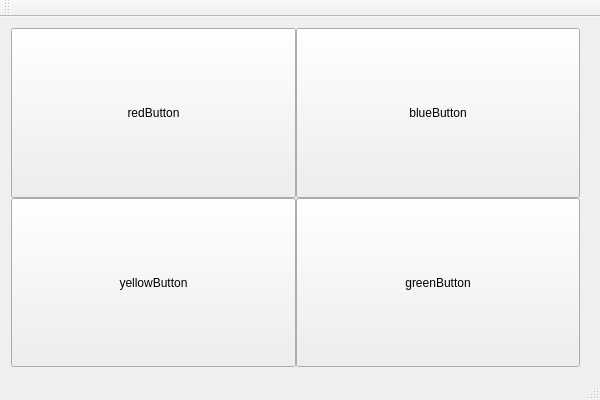
The window that FrontEnd/SimonSaysUi/SimonSaysUI/SimonSaysUI/SimonSaysUI.ui (RalucaSpt/memory-game) describes before a commit, drawn with Qt 5.
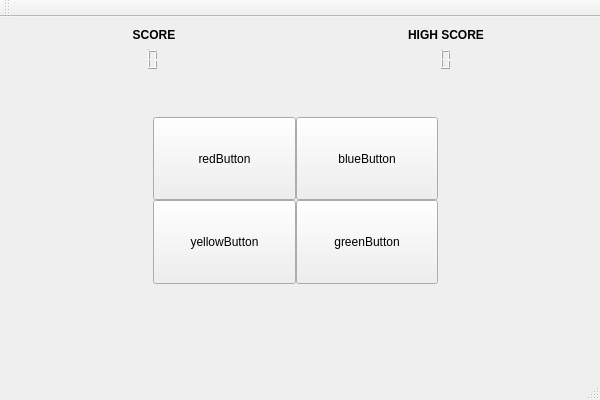
The same window after the commit.

```diff
--- a/FrontEnd/SimonSaysUi/SimonSaysUI/SimonSaysUI/SimonSaysUI.ui
+++ b/FrontEnd/SimonSaysUi/SimonSaysUI/SimonSaysUI/SimonSaysUI.ui
@@ -15,7 +15,7 @@
   </property>
   <widget class="QWidget" name="centralWidget">
    <layout class="QGridLayout" name="gridLayout_2">
-    <item row="0" column="0">
+    <item row="4" column="0" colspan="2">
      <layout class="QGridLayout" name="gridLayout">
       <property name="rightMargin">
        <number>9</number>
@@ -23,8 +23,8 @@
       <property name="spacing">
        <number>0</number>
       </property>
-      <item row="1" column="1">
-       <widget class="QPushButton" name="greenButton">
+      <item row="2" column="2">
+       <widget class="QPushButton" name="yellowButton">
         <property name="sizePolicy">
          <sizepolicy hsizetype="Expanding" vsizetype="Expanding">
           <horstretch>0</horstretch>
@@ -32,11 +32,24 @@
          </sizepolicy>
         </property>
         <property name="text">
-         <string>greenButton</string>
+         <string>yellowButton</string>
         </property>
        </widget>
       </item>
-      <item row="0" column="1">
+      <item row="1" column="2">
+       <widget class="QPushButton" name="redButton">
+        <property name="sizePolicy">
+         <sizepolicy hsizetype="Expanding" vsizetype="Expanding">
+          <horstretch>0</horstretch>
+          <verstretch>0</verstretch>
+         </sizepolicy>
+        </property>
+        <property name="text">
+         <string>redButton</string>
+        </property>
+       </widget>
+      </item>
+      <item row="1" column="4">
        <widget class="QPushButton" name="blueButton">
         <property name="sizePolicy">
          <sizepolicy hsizetype="Expanding" vsizetype="Expanding">
@@ -60,8 +73,8 @@
         </property>
        </widget>
       </item>
-      <item row="0" column="0">
-       <widget class="QPushButton" name="redButton">
+      <item row="2" column="4">
+       <widget class="QPushButton" name="greenButton">
         <property name="sizePolicy">
          <sizepolicy hsizetype="Expanding" vsizetype="Expanding">
           <horstretch>0</horstretch>
@@ -69,25 +82,138 @@
          </sizepolicy>
         </property>
         <property name="text">
-         <string>redButton</string>
+         <string>greenButton</string>
         </property>
        </widget>
       </item>
-      <item row="1" column="0">
-       <widget class="QPushButton" name="yellowButton">
-        <property name="sizePolicy">
-         <sizepolicy hsizetype="Expanding" vsizetype="Expanding">
-          <horstretch>0</horstretch>
-          <verstretch>0</verstretch>
-         </sizepolicy>
+      <item row="3" column="1" colspan="5">
+       <spacer name="verticalSpacer_2">
+        <property name="orientation">
+         <enum>Qt::Orientation::Vertical</enum>
         </property>
-        <property name="text">
-         <string>yellowButton</string>
+        <property name="sizeHint" stdset="0">
+         <size>
+          <width>20</width>
+          <height>40</height>
+         </size>
         </property>
-       </widget>
+       </spacer>
+      </item>
+      <item row="0" column="5" rowspan="3">
+       <spacer name="horizontalSpacer_2">
+        <property name="orientation">
+         <enum>Qt::Orientation::Horizontal</enum>
+        </property>
+        <property name="sizeHint" stdset="0">
+         <size>
+          <width>40</width>
+          <height>20</height>
+         </size>
+        </property>
+       </spacer>
+      </item>
+      <item row="1" column="1" rowspan="2">
+       <spacer name="horizontalSpacer">
+        <property name="orientation">
+         <enum>Qt::Orientation::Horizontal</enum>
+        </property>
+        <property name="sizeHint" stdset="0">
+         <size>
+          <width>40</width>
+          <height>20</height>
+         </size>
+        </property>
+       </spacer>
       </item>
      </layout>
     </item>
+    <item row="1" column="0">
+     <widget class="QLCDNumber" name="lcdLevel">
+      <property name="layoutDirection">
+       <enum>Qt::LayoutDirection::RightToLeft</enum>
+      </property>
+      <property name="frameShadow">
+       <enum>QFrame::Shadow::Plain</enum>
+      </property>
+      <property name="lineWidth">
+       <number>0</number>
+      </property>
+      <property name="smallDecimalPoint">
+       <bool>true</bool>
+      </property>
+      <property name="digitCount">
+       <number>1</number>
+      </property>
+      <property name="mode">
+       <enum>QLCDNumber::Mode::Hex</enum>
+      </property>
+      <property name="segmentStyle">
+       <enum>QLCDNumber::SegmentStyle::Outline</enum>
+      </property>
+     </widget>
+    </item>
+    <item row="0" column="0">
+     <widget class="QLabel" name="labelsCORE">
+      <property name="font">
+       <font>
+        <bold>true</bold>
+       </font>
+      </property>
+      <property name="text">
+       <string>SCORE</string>
+      </property>
+      <property name="alignment">
+       <set>Qt::AlignmentFlag::AlignCenter</set>
+      </property>
+     </widget>
+    </item>
+    <item row="0" column="1">
+     <widget class="QLabel" name="labelHighScore">
+      <property name="font">
+       <font>
+        <bold>true</bold>
+       </font>
+      </property>
+      <property name="layoutDirection">
+       <enum>Qt::LayoutDirection::RightToLeft</enum>
+      </property>
+      <property name="text">
+       <string>HIGH SCORE</string>
+      </property>
+      <property name="alignment">
+       <set>Qt::AlignmentFlag::AlignCenter</set>
+      </property>
+     </widget>
+    </item>
+    <item row="1" column="1">
+     <widget class="QLCDNumber" name="lcdMaxScore">
+      <property name="frameShape">
+       <enum>QFrame::Shape::NoFrame</enum>
+      </property>
+      <property name="frameShadow">
+       <enum>QFrame::Shadow::Sunken</enum>
+      </property>
+      <property name="digitCount">
+       <number>1</number>
+      </property>
+     </widget>
+    </item>
+    <item row="2" column="0" colspan="2">
+     <spacer name="verticalSpacer">
+      <property name="orientation">
+       <enum>Qt::Orientation::Vertical</enum>
+      </property>
+      <property name="sizeType">
+       <enum>QSizePolicy::Policy::Preferred</enum>
+      </property>
+      <property name="sizeHint" stdset="0">
+       <size>
+        <width>20</width>
+        <height>40</height>
+       </size>
+      </property>
+     </spacer>
+    </item>
    </layout>
   </widget>
   <widget class="QMenuBar" name="menuBar">
```
Left out of the diff: 6 changed lines with no effect on the pictures.
